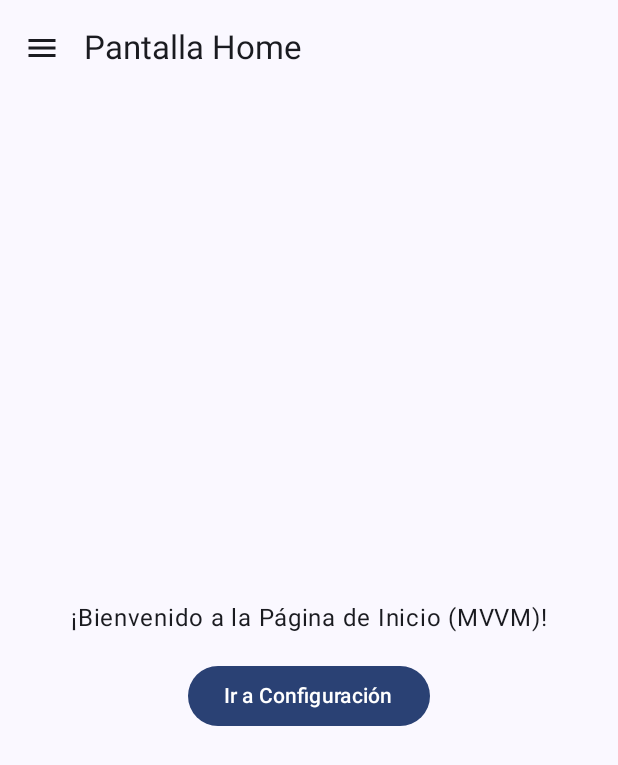
After one commit to alfr-alvarz/proyecto-moviles, an Android app built with Jetpack Compose: the composable HomeScreen shown on its own in the app's theme, on a phone screen of 412 x 824 dp. The commit adds this screen. Shown: the top 765 px of the screen. Run offline under Robolectric (Android 15) with nearby library versions, the phone set to English and light mode, and no system bars; our stand-ins replace window size class; 1 statement that could not run was skipped.

Commit message:
feat: Desarrollando HomeScreen.kt

```diff
--- /dev/null
+++ b/app/src/main/java/com/example/tiendaguaumiau/ui/screens/HomeScreen.kt
@@ -0,0 +1,83 @@
+package com.example.tiendaguaumiau.ui.screens
+
+import androidx.compose.foundation.layout.*
+import androidx.compose.foundation.layout.fillMaxSize
+import androidx.compose.foundation.layout.padding
+import androidx.compose.material.icons.Icons
+import androidx.compose.material.icons.filled.Menu
+import androidx.compose.material3.Button
+import androidx.compose.material3.DrawerValue
+import androidx.compose.material3.Icon
+import androidx.compose.material3.IconButton
+import androidx.compose.material3.ModalDrawerSheet
+import androidx.compose.material3.ModalNavigationDrawer
+import androidx.compose.material3.NavigationDrawerItem
+import androidx.compose.material3.Scaffold
+import androidx.compose.material3.Text
+import androidx.compose.material3.TopAppBar
+import androidx.compose.material3.rememberDrawerState
+import androidx.compose.material3.windowsizeclass.ExperimentalMaterial3WindowSizeClassApi
+import androidx.compose.runtime.*
+import androidx.compose.ui.Alignment
+import androidx.compose.ui.Modifier
+import androidx.compose.ui.unit.dp
+import androidx.navigation.NavController
+import com.example.tiendaguaumiau.navigation.Screen
+import com.example.tiendaguaumiau.viewmodel.MainViewModel
+import kotlinx.coroutines.launch
+
+@OptIn(ExperimentalMaterial3WindowSizeClassApi::class)
+@Composable
+fun HomeScreen(
+    navController: NavController,
+    viewModel: MainViewModel = viewModel()
+) {
+    val drawerState = rememberDrawerState(initialValue = DrawerValue.Closed)
+    val scope = rememberCoroutineScope()
+
+    ModalNavigationDrawer(
+        drawerState=drawerState,
+        drawerContent = {
+            ModalDrawerSheet {
+                Text("Menú",modifier = Modifier.padding(16.dp))
+                NavigationDrawerItem(label = { Text(text = "Ir a Perfil")},
+                    selected = false,
+                    onClick = {
+                        scope.launch {drawerState.close()}
+                        viewModel.navigateTo(Screen.Profile)
+                    }
+                )
+            }
+        }
+    ) {
+        Scaffold(
+            topBar = {
+                TopAppBar(
+                    title = { Text(text = "Pantalla Home")},
+                    navigationIcon = {
+                        IconButton(onClick = {
+                            scope.launch { drawerState.open() }
+                        }) {
+                            Icon(imageVector = Icons.Default.Menu, contentDescription = "Menú")
+                        }
+                    }
+                )
+            }
+        ) { innerPadding ->
+            Column(
+                modifier = Modifier
+                    .padding(innerPadding)
+                    .fillMaxSize(),
+                horizontalAlignment = Alignment.CenterHorizontally,
+                verticalArrangement = Arrangement.Center
+            ) {
+                Text(text = "¡Bienvenido a la Página de Inicio (MVVM)!")
+                Spacer(modifier = Modifier.height(16.dp))
+                Button(onClick ={ viewModel.navigateTo(Screen.Settings)}) {
+                    Text(text = "Ir a Configuración")
+                }
+            }
+
+        }
+    }
+}
--- a/app/src/main/java/com/example/tiendaguaumiau/ui/screens/HomeScreen2.kt
+++ b/app/src/main/java/com/example/tiendaguaumiau/ui/screens/HomeScreen2.kt
@@ -10,5 +10,6 @@ fun HomeScreen2(){
     val windowSizeClass= obtenerWindowSizeClass()
     when (windowSizeClass.widthSizeClass){
         WindowWidthSizeClass.Compact -> HomeScreenCompacta()
+
     }
 }
```
Also changed, not shown: app/src/main/java/com/example/tiendaguaumiau/navigation/NavigationEvent.kt (added, +15 -0 lines), app/src/main/java/com/example/tiendaguaumiau/navigation/Screen.kt (added, +24 -0 lines), app/src/main/java/com/example/tiendaguaumiau/viewmodel/MainViewModel.kt (added, +37 -0 lines).
